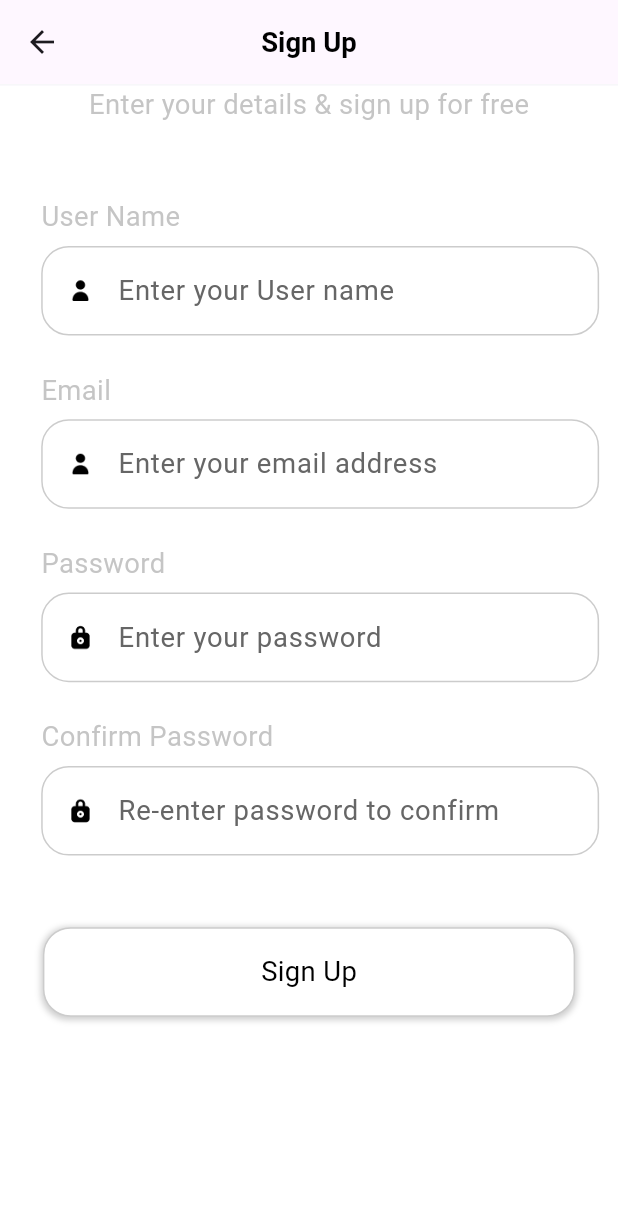
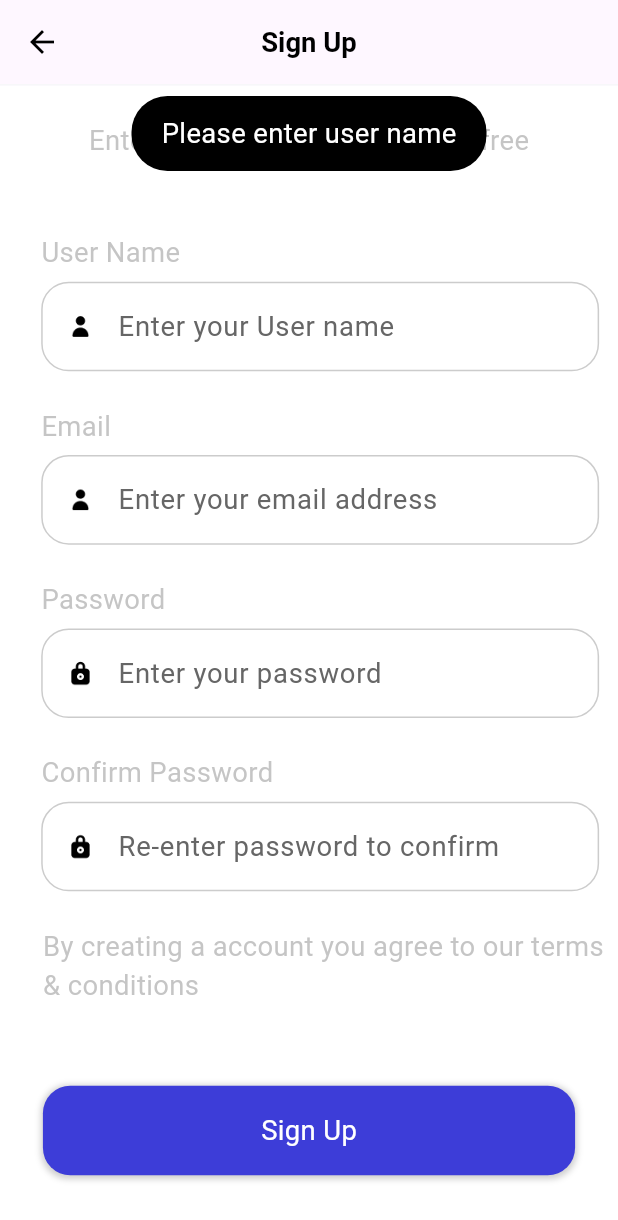
Before and after one commit to ADILAYOUB/MY-Teacher-Course, a Flutter app: the Register screen opened by its route, after a tap on "Sign Up", on a phone screen of 412 x 824 dp. Shown: the top 1220 px of the screen. Run offline on Flutter 3.47's test engine with Material 2 defaults, Android fonts, the phone set to English and light mode, and no system bars; our stand-ins replace cloud_firestore, dots_indicator, firebase_auth, firebase_core, flutter_bloc, flutter_screenutil and 1 more; accounts and stored records are empty; Roboto replaces fonts that are missing (Avenir).

Commit message:
registration page controller

```diff
--- a/lib/main.dart
+++ b/lib/main.dart
@@ -1,6 +1,7 @@
 import 'package:flutter/material.dart';
 import 'package:flutter_bloc/flutter_bloc.dart';
 import 'package:flutter_screenutil/flutter_screenutil.dart';
+import 'package:myteacher/common/values/colors.dart';
 import 'package:myteacher/pages/bloc_providers.dart';
 import 'package:myteacher/pages/sign_in/sign_in.dart';
 import 'package:myteacher/pages/welcome/welcome.dart';
@@ -27,7 +28,10 @@ class MyApp extends StatelessWidget {
           builder: (context, child) => MaterialApp(
             title: 'L-Teacher',
             theme: ThemeData(
-              colorScheme: ColorScheme.fromSeed(seedColor: Colors.deepPurple),
+              appBarTheme: const AppBarTheme(
+                  iconTheme: IconThemeData(
+                color: AppColors.primaryText,
+              )),
               useMaterial3: true,
             ),
             debugShowCheckedModeBanner: false,
--- a/lib/pages/bloc_providers.dart
+++ b/lib/pages/bloc_providers.dart
@@ -1,4 +1,5 @@
 import 'package:flutter_bloc/flutter_bloc.dart';
+import 'package:myteacher/pages/register/bloc/register_bloc.dart';
 
 import 'sign_in/bloc/sign_in_bloc.dart';
 import 'welcome/bloc/welcone_blocs.dart';
@@ -11,6 +12,9 @@ class AppBlocProviders {
         BlocProvider(
           lazy: false,
           create: (context) => SignInBloc(),
+        ),
+        BlocProvider(
+          create: (context) => RegisterBloc(),
         )
       ];
 }
--- /dev/null
+++ b/lib/pages/home/home_page.dart
@@ -0,0 +1,10 @@
+import 'package:flutter/material.dart';
+
+class HomePage extends StatelessWidget {
+  const HomePage({super.key});
+
+  @override
+  Widget build(BuildContext context) {
+    return const Placeholder();
+  }
+}
--- /dev/null
+++ b/lib/pages/register/bloc/register_bloc.dart
@@ -0,0 +1,29 @@
+import 'package:flutter_bloc/flutter_bloc.dart';
+import 'package:myteacher/pages/register/bloc/register_event.dart';
+import 'package:myteacher/pages/register/bloc/register_state.dart';
+
+class RegisterBloc extends Bloc<RegisterEvent, RegisterState> {
+  RegisterBloc() : super(const RegisterState()) {
+    on<UserNameEvent>(_userNameEvent);
+    on<EmailEvent>(_emailEvent);
+    on<PasswordEvent>(_passwordEvent);
+    on<ConfirmpasswordEvent>(_confirmpasswordEvent);
+  }
+
+  void _userNameEvent(UserNameEvent event, Emitter<RegisterState> emit) {
+    emit(state.copyWith(username: event.username));
+  }
+
+  void _emailEvent(EmailEvent event, Emitter<RegisterState> emit) {
+    emit(state.copyWith(email: event.email));
+  }
+
+  void _passwordEvent(PasswordEvent event, Emitter<RegisterState> emit) {
+    emit(state.copyWith(password: event.password));
+  }
+
+  void _confirmpasswordEvent(
+      ConfirmpasswordEvent event, Emitter<RegisterState> emit) {
+    emit(state.copyWith(confirmpassword: event.confirmpassword));
+  }
+}
--- /dev/null
+++ b/lib/pages/register/bloc/register_event.dart
@@ -0,0 +1,23 @@
+abstract class RegisterEvent {
+  const RegisterEvent();
+}
+
+class UserNameEvent extends RegisterEvent {
+  final String username;
+  const UserNameEvent(this.username);
+}
+
+class EmailEvent extends RegisterEvent {
+  final String email;
+  const EmailEvent(this.email);
+}
+
+class PasswordEvent extends RegisterEvent {
+  final String password;
+  const PasswordEvent(this.password);
+}
+
+class ConfirmpasswordEvent extends RegisterEvent {
+  final String confirmpassword;
+  const ConfirmpasswordEvent(this.confirmpassword);
+}
--- /dev/null
+++ b/lib/pages/register/bloc/register_state.dart
@@ -0,0 +1,27 @@
+class RegisterState {
+  const RegisterState({
+    this.username = '',
+    this.email = '',
+    this.password = '',
+    this.confirmpassword = '',
+  });
+  final String username;
+  final String email;
+  final String password;
+  final String confirmpassword;
+
+  RegisterState copyWith({
+    // optimal named parameters bec we use name to assign values in ---_bloc.dart
+    String? username,
+    String? email,
+    String? password,
+    String? confirmpassword,
+  }) {
+    return RegisterState(
+      username: username ?? this.username,
+      email: email ?? this.email,
+      password: password ?? this.password,
+      confirmpassword: confirmpassword ?? this.confirmpassword,
+    );
+  }
+}
--- a/lib/pages/register/register.dart
+++ b/lib/pages/register/register.dart
@@ -1,7 +1,12 @@
 import 'package:flutter/material.dart';
+import 'package:flutter_bloc/flutter_bloc.dart';
 import 'package:flutter_screenutil/flutter_screenutil.dart';
 
 import '../common_widgets.dart';
+import 'bloc/register_bloc.dart';
+import 'bloc/register_event.dart';
+import 'bloc/register_state.dart';
+import 'register_controller.dart';
 
 class Register extends StatefulWidget {
   const Register({super.key});
@@ -13,6 +18,7 @@ class Register extends StatefulWidget {
 class _RegisterState extends State<Register> {
   @override
   Widget build(BuildContext context) {
+    return BlocBuilder<RegisterBloc, RegisterState>(builder: (context, state) {
       return Container(
         color: Colors.white,
         child: SafeArea(
@@ -23,8 +29,12 @@ class _RegisterState extends State<Register> {
                 child: Column(
               crossAxisAlignment: CrossAxisAlignment.start,
               children: [
+                SizedBox(
+                  height: 20.h,
+                ),
                 Center(
-                  child: reusableTect('Enter your details & sign up for free')),
+                    child:
+                        reusableTect('Enter your details & sign up for free')),
                 Container(
                   margin: EdgeInsets.only(
                     top: 36.h,
@@ -36,27 +46,44 @@ class _RegisterState extends State<Register> {
                     crossAxisAlignment: CrossAxisAlignment.start,
                     children: [
                       reusableTect('User Name'),
+                      buildTextField('Enter your User name', 'user', 'user',
+                          (value) {
+                        context.read<RegisterBloc>().add(UserNameEvent(value));
+                      }),
+                      reusableTect('Email'),
                       buildTextField(
-                        'Enter your User name', 'user', 'user', (value) {}),
-                    reusableTect('Email'),
-                    buildTextField('Enter your email address', 'email', 'user',
-                        (value) {}),
+                          'Enter your email address', 'email', 'user', (value) {
+                        context.read<RegisterBloc>().add(EmailEvent(value));
+                      }),
                       reusableTect('Password'),
+                      buildTextField('Enter your password ', 'password', 'lock',
+                          (value) {
+                        context.read<RegisterBloc>().add(PasswordEvent(value));
+                      }),
+                      reusableTect('Confirm Password'),
                       buildTextField(
-                        'Enter your password ', 'password', 'lock', (value) {}),
-                    reusableTect('Confirm Password'),
-                    buildTextField('Re-enter password to confirm ',
-                        'confirmpassword', 'lock', (value) {}),
+                          'Re-enter password to confirm ', 'password', 'lock',
+                          (value) {
+                        context
+                            .read<RegisterBloc>()
+                            .add(ConfirmpasswordEvent(value));
+                      }),
                     ],
                   ),
                 ),
-              buildLoginandRegButton('Sign Up', 'register', () {
-                Navigator.of(context).pushNamed('register');
+                Container(
+                  margin: EdgeInsets.only(left: 25.w),
+                  child: reusableTect(
+                      'By creating a account you agree to our terms & conditions'),
+                ),
+                buildLoginandRegButton('Sign Up', 'login', () {
+                  RegisterController(context: context).handleSignIn();
                 }),
               ],
             )),
           ),
         ),
       );
+    });
   }
 }
--- /dev/null
+++ b/lib/pages/register/register_controller.dart
@@ -0,0 +1,62 @@
+import 'package:firebase_auth/firebase_auth.dart';
+import 'package:flutter/material.dart';
+import 'package:flutter_bloc/flutter_bloc.dart';
+import 'package:myteacher/common/widgets/flutter_toast.dart';
+
+import 'bloc/register_bloc.dart';
+
+class RegisterController {
+  final BuildContext context;
+  const RegisterController({required this.context});
+
+  void handleSignIn() async {
+    final state = context.read<RegisterBloc>().state;
+    // as we access the state we can access the properties inside it
+    String userName = state.username;
+    String emailAddress = state.email;
+    String password = state.password;
+    String confirmPassword = state.confirmpassword;
+
+    if (userName.isEmpty) {
+      toastInfo(message: 'Please enter user name');
+      return;
+    }
+    if (emailAddress.isEmpty) {
+      toastInfo(message: 'Please enter email');
+      return;
+    }
+    if (password.isEmpty) {
+      toastInfo(message: 'Please enter password');
+      return;
+    }
+    if (confirmPassword.isEmpty) {
+      toastInfo(message: 'Please enter confirm password');
+      return;
+    }
+    if (password != confirmPassword) {
+      toastInfo(message: 'Password does not match');
+    }
+    try {
+      final credential = await FirebaseAuth.instance
+          .createUserWithEmailAndPassword(
+              email: emailAddress, password: password);
+
+      if (credential.user != null) {
+        await credential.user!.sendEmailVerification();
+        await credential.user!.updateDisplayName(userName);
+        toastInfo(
+            message:
+                'Verification email has been sent to you registered email');
+        Navigator.of(context).pop();
+      }
+    } on FirebaseAuthException catch (e) {
+      if (e.code == 'weak-password') {
+        toastInfo(message: 'Weak password');
+      } else if (e.code == 'email-already-in-use') {
+        toastInfo(message: 'Email already in use');
+      } else if (e.code == 'invalid-email') {
+        toastInfo(message: 'Invalid email');
+      }
+    }
+  }
+}
--- a/lib/pages/sign_in/bloc/sign_in_states.dart
+++ b/lib/pages/sign_in/bloc/sign_in_states.dart
@@ -1,13 +1,16 @@
 class SignInState {
-  String email;
-  String password;
+  const SignInState({this.email = '', this.password = ''});
+  final String email;
+  final String password;
+// class is immutable and object are also. final and const => veribales can't be changes
 
-  SignInState({this.email = '', this.password = ''});
-
+// in general if you have immutable class then you can use copywith to create more new objects
   SignInState copyWith({
+    // optional named parameters => optional parameters => you can pass some
     String? email,
     String? password,
   }) {
+    // returns object
     return SignInState(
       email: email ?? this.email,
       password: password ?? this.password,
```
Lines whose indentation alone changed are shown as unchanged.
